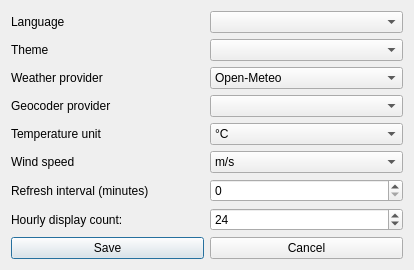
This is src/ui/SettingsDialog.ui in hidden-life/AtmoSense as Qt 5 draws it before an edit. The edited form follows.
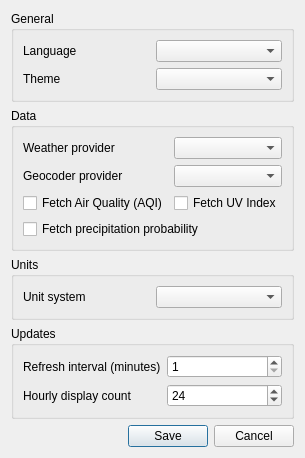
This is the edited form.

Commit message: Change settings UI. Add some fixes for reloading themes and some another settings.

```diff
--- a/src/ui/SettingsDialog.ui
+++ b/src/ui/SettingsDialog.ui
@@ -2,170 +2,72 @@
 <ui version="4.0">
  <class>SettingsDialog</class>
  <widget class="QDialog" name="SettingsDialog">
-  <property name="geometry">
-   <rect>
-    <x>0</x>
-    <y>0</y>
-    <width>414</width>
-    <height>244</height>
-   </rect>
-  </property>
   <property name="windowTitle">
    <string>SettingsDialog</string>
   </property>
-  <layout class="QGridLayout" name="gridLayout_2">
-   <item row="2" column="0">
-    <layout class="QHBoxLayout" name="bottomHLayout">
-     <item>
-      <widget class="QPushButton" name="saveButton">
-       <property name="text">
-        <string>Save</string>
-       </property>
-      </widget>
-     </item>
-     <item>
-      <widget class="QPushButton" name="cancelButton">
-       <property name="text">
-        <string>Cancel</string>
-       </property>
-      </widget>
-     </item>
-    </layout>
+  <layout class="QVBoxLayout" name="mainVLayout">
+
+   <item>
+    <widget class="QGroupBox" name="generalGroupBox">
+     <property name="title"><string>General</string></property>
+     <layout class="QGridLayout" name="generalGrid">
+      <item row="0" column="0"><widget class="QLabel" name="languageLabel"><property name="text"><string>Language</string></property></widget></item>
+      <item row="0" column="1"><widget class="QComboBox" name="languageComboBox"/></item>
+
+      <item row="1" column="0"><widget class="QLabel" name="themeLabel"><property name="text"><string>Theme</string></property></widget></item>
+      <item row="1" column="1"><widget class="QComboBox" name="themeComboBox"/></item>
+     </layout>
+    </widget>
    </item>
-   <item row="0" column="0">
-    <layout class="QGridLayout" name="gridLayout">
-     <item row="4" column="2">
-      <widget class="QComboBox" name="tempUnitComboBox">
-       <item>
-        <property name="text">
-         <string>°C</string>
-        </property>
-       </item>
-       <item>
-        <property name="text">
-         <string>°F</string>
-        </property>
-       </item>
-      </widget>
-     </item>
-     <item row="6" column="1">
-      <widget class="QLabel" name="refreshIntervalLabel">
-       <property name="text">
-        <string>Refresh interval (minutes)</string>
-       </property>
-      </widget>
-     </item>
-     <item row="2" column="2">
-      <widget class="QComboBox" name="providerComboBox">
-       <item>
-        <property name="text">
-         <string>Open-Meteo</string>
-        </property>
-       </item>
-       <item>
-        <property name="text">
-         <string>OpenWeatherMap</string>
-        </property>
-       </item>
-      </widget>
-     </item>
-     <item row="7" column="2">
-      <widget class="QSpinBox" name="hourlyDisplaySpinBox">
-       <property name="minimum">
-        <number>6</number>
-       </property>
-       <property name="maximum">
-        <number>72</number>
-       </property>
-       <property name="singleStep">
-        <number>6</number>
-       </property>
-       <property name="value">
-        <number>24</number>
-       </property>
-      </widget>
-     </item>
-     <item row="7" column="1">
-      <widget class="QLabel" name="hourlyDisplayLabel">
-       <property name="text">
-        <string>Hourly display count:</string>
-       </property>
-      </widget>
-     </item>
-     <item row="6" column="2">
-      <widget class="QSpinBox" name="refreshIntervalSpinBox">
-       <property name="maximum">
-        <number>60</number>
-       </property>
-      </widget>
-     </item>
-     <item row="4" column="1">
-      <widget class="QLabel" name="tempUnitLabel">
-       <property name="text">
-        <string>Temperature unit</string>
-       </property>
-      </widget>
-     </item>
-     <item row="0" column="1">
-      <widget class="QLabel" name="languageLabel">
-       <property name="text">
-        <string>Language</string>
-       </property>
-      </widget>
-     </item>
-     <item row="0" column="2">
-      <widget class="QComboBox" name="languageComboBox"/>
-     </item>
-     <item row="1" column="2">
-      <widget class="QComboBox" name="themeComboBox"/>
-     </item>
-     <item row="1" column="1">
-      <widget class="QLabel" name="themeLabel">
-       <property name="text">
-        <string>Theme</string>
-       </property>
-      </widget>
-     </item>
-     <item row="5" column="2">
-      <widget class="QComboBox" name="windSpeedUnitComboBox">
-       <item>
-        <property name="text">
-         <string>m/s</string>
-        </property>
-       </item>
-       <item>
-        <property name="text">
-         <string>km/h</string>
-        </property>
-       </item>
-      </widget>
-     </item>
-     <item row="5" column="1">
-      <widget class="QLabel" name="windSpeedUnitLabel">
-       <property name="text">
-        <string>Wind speed</string>
-       </property>
-      </widget>
-     </item>
-     <item row="2" column="1">
-      <widget class="QLabel" name="providerLabel">
-       <property name="text">
-        <string>Weather provider</string>
-       </property>
-      </widget>
-     </item>
-     <item row="3" column="1">
-      <widget class="QLabel" name="geocoderLabel">
-       <property name="text">
-        <string>Geocoder provider</string>
-       </property>
-      </widget>
-     </item>
-     <item row="3" column="2">
-      <widget class="QComboBox" name="geocoderComboBox"/>
-     </item>
+
+   <item>
+    <widget class="QGroupBox" name="dataGroupBox">
+     <property name="title"><string>Data</string></property>
+     <layout class="QGridLayout" name="dataGrid">
+      <item row="0" column="0"><widget class="QLabel" name="providerLabel"><property name="text"><string>Weather provider</string></property></widget></item>
+      <item row="0" column="1"><widget class="QComboBox" name="providerComboBox"/></item>
+
+      <item row="1" column="0"><widget class="QLabel" name="geocoderLabel"><property name="text"><string>Geocoder provider</string></property></widget></item>
+      <item row="1" column="1"><widget class="QComboBox" name="geocoderComboBox"/></item>
+
+      <item row="2" column="0"><widget class="QCheckBox" name="fetchAirQualityCheckBox"><property name="text"><string>Fetch Air Quality (AQI)</string></property></widget></item>
+      <item row="2" column="1"><widget class="QCheckBox" name="fetchUvCheckBox"><property name="text"><string>Fetch UV Index</string></property></widget></item>
+      <item row="3" column="0" colspan="2"><widget class="QCheckBox" name="fetchPrecipProbCheckBox"><property name="text"><string>Fetch precipitation probability</string></property></widget></item>
+     </layout>
+    </widget>
+   </item>
+
+   <item>
+    <widget class="QGroupBox" name="unitsGroupBox">
+     <property name="title"><string>Units</string></property>
+     <layout class="QGridLayout" name="unitsGrid">
+      <item row="0" column="0"><widget class="QLabel" name="unitsLabel"><property name="text"><string>Unit system</string></property></widget></item>
+      <item row="0" column="1"><widget class="QComboBox" name="unitsComboBox"/></item>
+     </layout>
+    </widget>
+   </item>
+
+   <item>
+    <widget class="QGroupBox" name="updatesGroupBox">
+     <property name="title"><string>Updates</string></property>
+     <layout class="QGridLayout" name="updatesGrid">
+      <item row="0" column="0"><widget class="QLabel" name="refreshIntervalLabel"><property name="text"><string>Refresh interval (minutes)</string></property></widget></item>
+      <item row="0" column="1"><widget class="QSpinBox" name="refreshIntervalSpinBox"><property name="minimum"><number>1</number></property><property name="maximum"><number>60</number></property></widget></item>
+
+      <item row="1" column="0"><widget class="QLabel" name="hourlyDisplayLabel"><property name="text"><string>Hourly display count</string></property></widget></item>
+      <item row="1" column="1"><widget class="QSpinBox" name="hourlyDisplaySpinBox"><property name="minimum"><number>6</number></property><property name="maximum"><number>72</number></property><property name="singleStep"><number>6</number></property><property name="value"><number>24</number></property></widget></item>
+     </layout>
+    </widget>
+   </item>
+
+   <item>
+    <layout class="QHBoxLayout" name="buttonsHLayout">
+     <item><spacer name="hsp"><property name="orientation"><enum>Qt::Horizontal</enum></property><property name="sizeHint" stdset="0"><size><width>40</width><height>20</height></size></property></spacer></item>
+     <item><widget class="QPushButton" name="saveButton"><property name="text"><string>Save</string></property></widget></item>
+     <item><widget class="QPushButton" name="cancelButton"><property name="text"><string>Cancel</string></property></widget></item>
     </layout>
    </item>
+
   </layout>
  </widget>
  <resources/>
```
Left out of the diff: 2 changed lines with no effect on the pictures. The commit also changes 21 other files.
